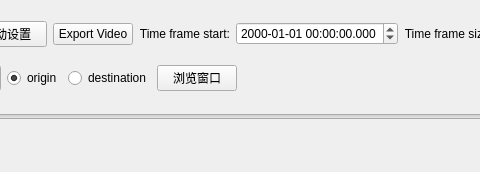
This is dockwidget2.ui in haocdp/TimeManager as Qt 5 draws it before an edit; both pictures show x 186 to 666 and y 0 to 172 of the 1157 by 172 pixel window. The edited form follows.
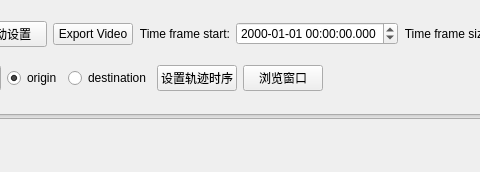
This is the edited form. Icons and pictures are not drawn.

Commit message: 解决轨迹点动态显示有延迟的问题，通过将数据分为每5分钟一个文件，动态地修改图层数据源

What changed in the file:
```diff
--- a/dockwidget2.ui
+++ b/dockwidget2.ui
@@ -311,6 +311,13 @@
         </property>
        </widget>
       </item>
+      <item>
+       <widget class="QPushButton" name="pushButtonSetTrajectorySlider">
+        <property name="text">
+         <string>设置轨迹时序</string>
+        </property>
+       </widget>
+      </item>
       <item>
        <widget class="QPushButton" name="pushButtonBroswerDialog">
         <property name="text">
```
The commit also changes 5 other files.
